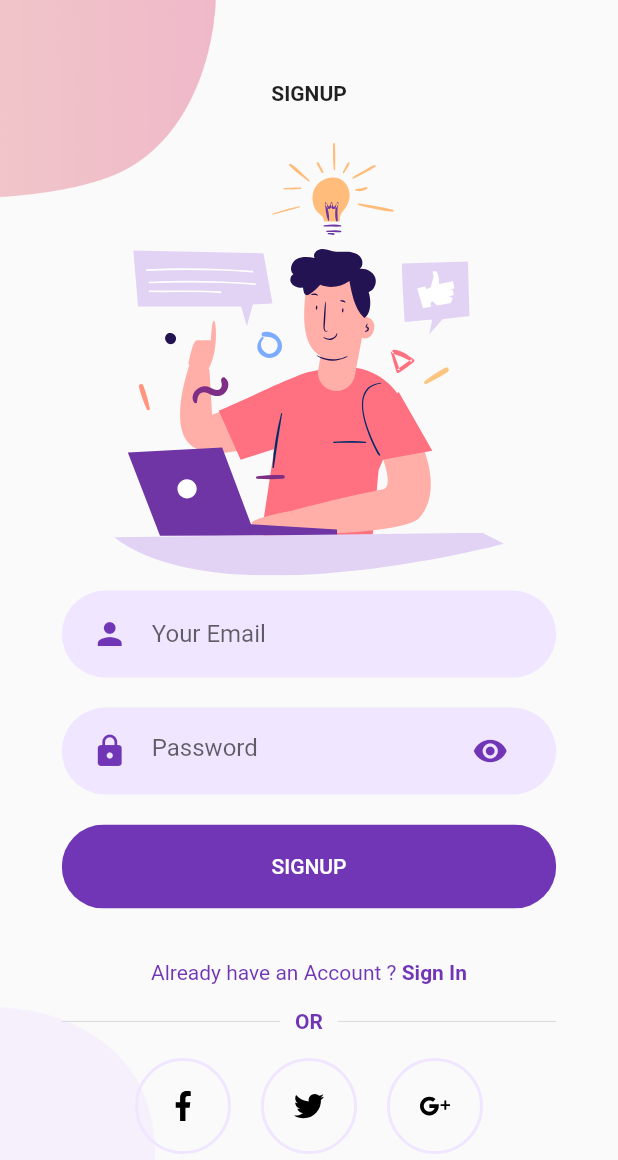
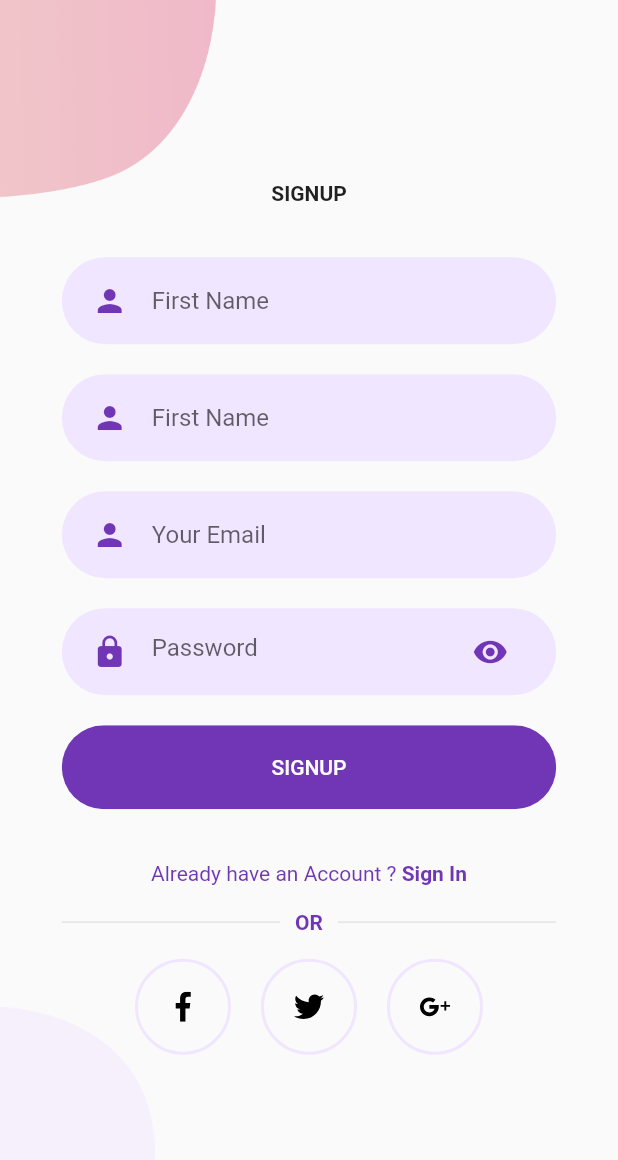
Before and after one commit to Shehanka/fantastic-note, a Flutter app: the SignUpScreen screen opened by its route, after a tap on "SIGNUP", on a phone screen of 412 x 824 dp. Shown: the top 1160 px of the screen. Run offline on Flutter 3.47's test engine with Material 2 defaults, Android fonts, the phone set to English and light mode, and no system bars; our stand-ins replace cloud_firestore, firebase_auth, firebase_core, flutter_modular, flutter_svg; accounts and stored records are empty; network calls fail.

Commit message:
Sign Up Done

```diff
--- a/lib/screens/signup_screen/signup_screen.dart
+++ b/lib/screens/signup_screen/signup_screen.dart
@@ -21,11 +21,15 @@ class SignUpScreen extends StatelessWidget {
   final _formKeySignUp = GlobalKey<FormState>();
   final TextEditingController _emailController = TextEditingController();
   final TextEditingController _passwordController = TextEditingController();
+  final TextEditingController _firstNameController = TextEditingController();
+  final TextEditingController _lastNameController = TextEditingController();
 
   _signUpAction() async {
     String email = _emailController.text;
     String password = _passwordController.text;
-    log("Value Check....$email and $password");
+    String firstName = _firstNameController.text;
+    String lastName = _lastNameController.text;
+
     try {
       log("Signuping....");
       UserCredential userCredential = await FirebaseAuth.instance
@@ -34,7 +38,8 @@ class SignUpScreen extends StatelessWidget {
       log("Signup Success");
       String uid = userCredential.user!.uid;
       log("message $uid");
-      _userService.create(UserModel.User("_id", "Chamod", "Perera", uid));
+
+      _userService.create(UserModel.User(email, firstName, lastName, uid));
       Modular.to.navigate('/home');
     } on FirebaseAuthException catch (e) {
       if (e.code == 'weak-password') {
@@ -61,10 +66,18 @@ class SignUpScreen extends StatelessWidget {
                 style: TextStyle(fontWeight: FontWeight.bold),
               ),
               SizedBox(height: size.height * 0.03),
-              SvgPicture.asset(
-                "assets/icons/signup.svg",
-                height: size.height * 0.35,
-              ),
+              // SvgPicture.asset(
+              //   "assets/icons/signup.svg",
+              //   height: size.height * 0.35,
+              // ),
+              RoundedInputField(
+                  hintText: "First Name",
+                  controller: _lastNameController,
+                  onChanged: (value) {}),
+              RoundedInputField(
+                  hintText: "First Name",
+                  controller: _firstNameController,
+                  onChanged: (value) {}),
               RoundedInputField(
                 hintText: "Your Email",
                 onChanged: (value) {},
```
